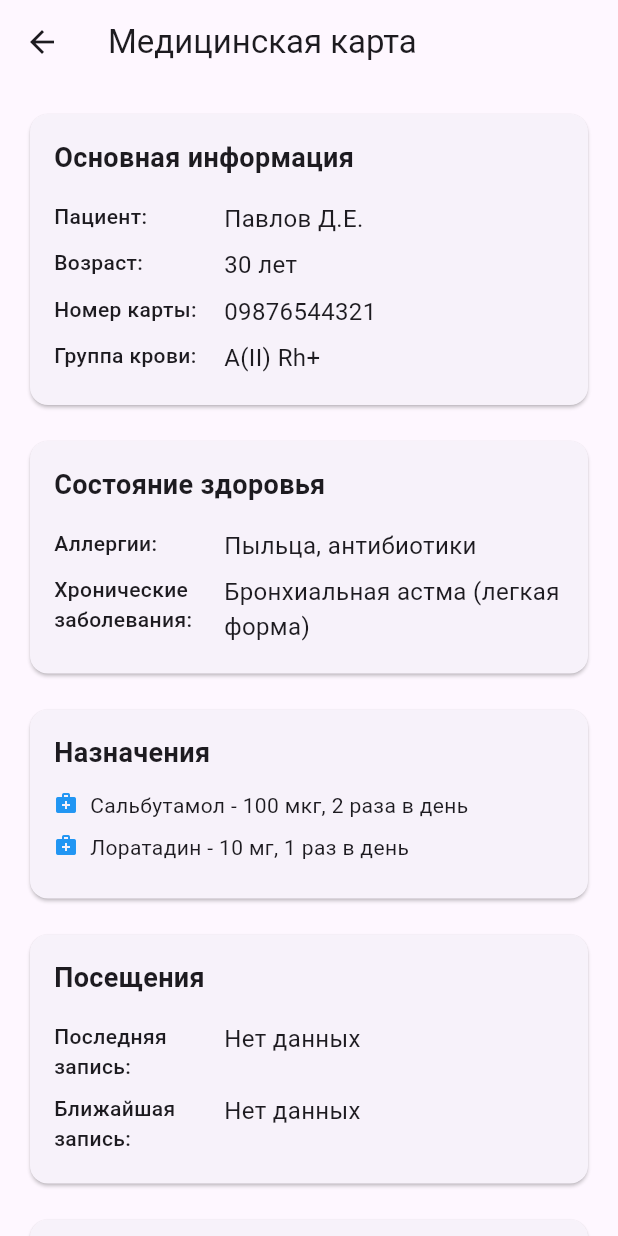
After one commit to DarkDan25/first_flutter_project, a Flutter app: the ProfileScreen screen opened by its route, after a tap on "Медицинская карта", on a phone screen of 412 x 824 dp. The commit adds this screen. Run offline on Flutter 3.47's test engine with Material 3 defaults, Android fonts, the phone set to English and light mode, and no system bars; our stand-ins replace bloc, cached_network_image, equatable, flutter_bloc, get_it, go_router.

Commit message:
Добавлен бизнес-экран "Медицинская карта"

```diff
--- a/lib/app_router.dart
+++ b/lib/app_router.dart
@@ -1,4 +1,5 @@
 import 'package:first_flutter_project/screens/clinic_info_screen.dart';
+import 'package:first_flutter_project/screens/medical_card_screen.dart';
 import 'package:go_router/go_router.dart';
 import 'package:first_flutter_project/screens/login_screen.dart';
 import 'package:first_flutter_project/screens/current_appointments_wrapper.dart';
@@ -33,6 +34,10 @@ class AppRouter {
         path: '/clinic_info',
         builder: (context, state) => ClinicInfoScreen(),
       ),
+      GoRoute(
+        path: '/medical_card',
+        builder: (context, state) => MedicalCardScreen(),
+      ),
     ],
   );
 }
--- /dev/null
+++ b/lib/bloc/medical_card/medical_card_bloc.dart
@@ -0,0 +1,49 @@
+import 'package:bloc/bloc.dart';
+import 'package:equatable/equatable.dart';
+import 'package:first_flutter_project/models/appointment.dart';
+
+part 'medical_card_event.dart';
+part 'medical_card_state.dart';
+
+class MedicalCardBloc extends Bloc<MedicalCardEvent, MedicalCardState> {
+  MedicalCardBloc() : super(MedicalCardInitial()) {
+    on<LoadMedicalCard>(_onLoadMedicalCard);
+    on<UpdateAppointmentsInfo>(_onUpdateAppointmentsInfo);
+  }
+
+  void _onLoadMedicalCard(LoadMedicalCard event, Emitter<MedicalCardState> emit) {
+    emit(MedicalCardLoaded(
+      medCardId: '09876544321',
+      patientName: 'Павлов Д.Е.',
+      age: '30 лет',
+      bloodType: 'A(II) Rh+',
+      allergies: 'Пыльца, антибиотики',
+      chronicDiseases: 'Бронхиальная астма (легкая форма)',
+      notes: 'Пациент регулярно проходит профилактические осмотры.',
+      medications: [
+        'Сальбутамол - 100 мкг, 2 раза в день',
+        'Лоратадин - 10 мг, 1 раз в день',
+      ],
+      lastAppointment: null,
+      nextAppointment: null,
+    ));
+  }
+
+  void _onUpdateAppointmentsInfo(UpdateAppointmentsInfo event, Emitter<MedicalCardState> emit) {
+    if (state is MedicalCardLoaded) {
+      final currentState = state as MedicalCardLoaded;
+      emit(MedicalCardLoaded(
+        medCardId: currentState.medCardId,
+        patientName: currentState.patientName,
+        age: currentState.age,
+        bloodType: currentState.bloodType,
+        allergies: currentState.allergies,
+        chronicDiseases: currentState.chronicDiseases,
+        notes: currentState.notes,
+        medications: currentState.medications,
+        lastAppointment: event.lastAppointment,
+        nextAppointment: event.nextAppointment,
+      ));
+    }
+  }
+}
--- /dev/null
+++ b/lib/bloc/medical_card/medical_card_event.dart
@@ -0,0 +1,26 @@
+part of 'medical_card_bloc.dart';
+
+abstract class MedicalCardEvent extends Equatable {
+  const MedicalCardEvent();
+
+  @override
+  List<Object> get props => [];
+}
+
+class LoadMedicalCard extends MedicalCardEvent {}
+
+class UpdateAppointmentsInfo extends MedicalCardEvent {
+  final Appointment? lastAppointment;
+  final Appointment? nextAppointment;
+
+  const UpdateAppointmentsInfo({
+    this.lastAppointment,
+    this.nextAppointment,
+  });
+
+  @override
+  List<Object> get props => [
+    if (lastAppointment != null) lastAppointment!,
+    if (nextAppointment != null) nextAppointment!,
+  ];
+}
--- /dev/null
+++ b/lib/bloc/medical_card/medical_card_state.dart
@@ -0,0 +1,50 @@
+part of 'medical_card_bloc.dart';
+
+abstract class MedicalCardState extends Equatable {
+  const MedicalCardState();
+
+  @override
+  List<Object> get props => [];
+}
+
+class MedicalCardInitial extends MedicalCardState {}
+
+class MedicalCardLoaded extends MedicalCardState {
+  final String medCardId;
+  final String patientName;
+  final String age;
+  final String bloodType;
+  final String allergies;
+  final String chronicDiseases;
+  final String notes;
+  final List<String> medications;
+  final Appointment? lastAppointment;
+  final Appointment? nextAppointment;
+
+  const MedicalCardLoaded({
+    required this.medCardId,
+    required this.patientName,
+    required this.age,
+    required this.bloodType,
+    required this.allergies,
+    required this.chronicDiseases,
+    required this.notes,
+    required this.medications,
+    this.lastAppointment,
+    this.nextAppointment,
+  });
+
+  @override
+  List<Object> get props => [
+    medCardId,
+    patientName,
+    age,
+    bloodType,
+    allergies,
+    chronicDiseases,
+    notes,
+    medications,
+    if (lastAppointment != null) lastAppointment!,
+    if (nextAppointment != null) nextAppointment!,
+  ];
+}
--- a/lib/bloc/profile/profile_bloc.dart
+++ b/lib/bloc/profile/profile_bloc.dart
@@ -6,16 +6,7 @@ part 'profile_state.dart';
 
 class ProfileBloc extends Bloc<ProfileEvent, ProfileState> {
   ProfileBloc() : super(ProfileInitial()) {
-    on<ProfileLoadRequested>(_onProfileLoadRequested);
     on<ProfileLogoutRequested>(_onProfileLogoutRequested);
-  }
-
-  void _onProfileLoadRequested(ProfileLoadRequested event, Emitter<ProfileState> emit) {
-    emit(ProfileLoadSuccess(
-      name: 'Иванов Ф.П.',
-      age: '25 лет',
-      medCardId: '1234567890',
-    ));
   }
 
   void _onProfileLogoutRequested(ProfileLogoutRequested event, Emitter<ProfileState> emit) {
--- a/lib/bloc/profile/profile_state.dart
+++ b/lib/bloc/profile/profile_state.dart
@@ -9,19 +9,4 @@ abstract class ProfileState extends Equatable {
 
 class ProfileInitial extends ProfileState {}
 
-class ProfileLoadSuccess extends ProfileState {
-  final String name;
-  final String age;
-  final String medCardId;
-
-  const ProfileLoadSuccess({
-    required this.name,
-    required this.age,
-    required this.medCardId,
-  });
-
-  @override
-  List<Object> get props => [name, age, medCardId];
-}
-
 class ProfileLogoutSuccess extends ProfileState {}
--- a/lib/main.dart
+++ b/lib/main.dart
@@ -1,4 +1,5 @@
 import 'package:first_flutter_project/app_router.dart';
+import 'package:first_flutter_project/screens/medical_card_updater.dart';
 import 'package:flutter/material.dart';
 import 'package:flutter_bloc/flutter_bloc.dart';
 import 'package:first_flutter_project/bloc/current_appointments/current_appointments_bloc.dart';
@@ -6,8 +7,8 @@ import 'package:first_flutter_project/bloc/history/history_bloc.dart';
 import 'package:first_flutter_project/bloc/make_appointment/make_appointment_bloc.dart';
 import 'package:first_flutter_project/bloc/login/login_bloc.dart';
 import 'package:first_flutter_project/bloc/profile/profile_bloc.dart';
-
-import 'bloc/clinic_info/clinic_info_bloc.dart';
+import 'package:first_flutter_project/bloc/clinic_info/clinic_info_bloc.dart';
+import 'package:first_flutter_project/bloc/medical_card/medical_card_bloc.dart';
 
 void main() {
   runApp(MyApp());
@@ -33,20 +34,25 @@ class MyApp extends StatelessWidget {
             create: (context) => LoginBloc(),
           ),
           BlocProvider<ProfileBloc>(
-            create: (context) => ProfileBloc()..add(ProfileLoadRequested()),
+            create: (context) => ProfileBloc(),
           ),
           BlocProvider<ClinicInfoBloc>(
             create: (context) => ClinicInfoBloc()..add(LoadClinicInfo()),
           ),
+          BlocProvider<MedicalCardBloc>(
+            create: (context) => MedicalCardBloc()..add(LoadMedicalCard()),
+          ),
         ],
-        child: MaterialApp.router(
+        child: MedicalCardUpdater(
+          child: MaterialApp.router(
             routerConfig: AppRouter.router,
             title: 'Запись к врачу',
             theme: ThemeData(
               primarySwatch: Colors.blue,
             ),
-            debugShowCheckedModeBanner: false
-        )
+            debugShowCheckedModeBanner: false,
+          ),
+        ),
     );
   }
 }
--- /dev/null
+++ b/lib/screens/medical_card_screen.dart
@@ -0,0 +1,174 @@
+import 'package:flutter/material.dart';
+import 'package:flutter_bloc/flutter_bloc.dart';
+import 'package:first_flutter_project/bloc/medical_card/medical_card_bloc.dart';
+
+class MedicalCardScreen extends StatelessWidget {
+  const MedicalCardScreen({super.key});
+
+  @override
+  Widget build(BuildContext context) {
+    return Scaffold(
+      appBar: AppBar(
+        title: Text('Медицинская карта'),
+        leading: IconButton(
+          icon: Icon(Icons.arrow_back),
+          onPressed: () => Navigator.of(context).pop(),
+        ),
+      ),
+      body: BlocBuilder<MedicalCardBloc, MedicalCardState>(
+        builder: (context, state) {
+          if (state is MedicalCardLoaded) {
+            return _buildMedicalCardContent(context, state);
+          }
+          return Center(child: CircularProgressIndicator());
+        },
+      ),
+    );
+  }
+
+  Widget _buildMedicalCardContent(BuildContext context, MedicalCardLoaded state) {
+    return SingleChildScrollView(
+      padding: EdgeInsets.all(16),
+      child: Column(
+        crossAxisAlignment: CrossAxisAlignment.start,
+        children: [
+          Card(
+            child: Padding(
+              padding: EdgeInsets.all(16),
+              child: Column(
+                crossAxisAlignment: CrossAxisAlignment.start,
+                children: [
+                  Text(
+                    'Основная информация',
+                    style: TextStyle(fontSize: 18, fontWeight: FontWeight.bold),
+                  ),
+                  SizedBox(height: 12),
+                  _buildInfoRow('Пациент:', state.patientName),
+                  _buildInfoRow('Возраст:', state.age),
+                  _buildInfoRow('Номер карты:', state.medCardId),
+                  _buildInfoRow('Группа крови:', state.bloodType),
+                ],
+              ),
+            ),
+          ),
+          SizedBox(height: 16),
+          Card(
+            child: Padding(
+              padding: EdgeInsets.all(16),
+              child: Column(
+                crossAxisAlignment: CrossAxisAlignment.start,
+                children: [
+                  Text(
+                    'Состояние здоровья',
+                    style: TextStyle(fontSize: 18, fontWeight: FontWeight.bold),
+                  ),
+                  SizedBox(height: 12),
+                  _buildInfoRow('Аллергии:', state.allergies),
+                  _buildInfoRow('Хронические заболевания:', state.chronicDiseases),
+                ],
+              ),
+            ),
+          ),
+          SizedBox(height: 16),
+          Card(
+            child: Padding(
+              padding: EdgeInsets.all(16),
+              child: Column(
+                crossAxisAlignment: CrossAxisAlignment.start,
+                children: [
+                  Text(
+                    'Назначения',
+                    style: TextStyle(fontSize: 18, fontWeight: FontWeight.bold),
+                  ),
+                  SizedBox(height: 12),
+                  ...state.medications.map((medication) =>
+                      Padding(
+                        padding: EdgeInsets.only(bottom: 8),
+                        child: Row(
+                          crossAxisAlignment: CrossAxisAlignment.start,
+                          children: [
+                            Icon(Icons.medical_services, size: 16, color: Colors.blue),
+                            SizedBox(width: 8),
+                            Expanded(child: Text(medication)),
+                          ],
+                        ),
+                      )
+                  ).toList(),
+                ],
+              ),
+            ),
+          ),
+          SizedBox(height: 16),
+          Card(
+            child: Padding(
+              padding: EdgeInsets.all(16),
+              child: Column(
+                crossAxisAlignment: CrossAxisAlignment.start,
+                children: [
+                  Text(
+                    'Посещения',
+                    style: TextStyle(fontSize: 18, fontWeight: FontWeight.bold),
+                  ),
+                  SizedBox(height: 12),
+                  _buildInfoRow('Последняя запись:',
+                      state.lastAppointment != null
+                          ? '${state.lastAppointment!.date} ${state.lastAppointment!.time} - ${state.lastAppointment!.doctorName}'
+                          : 'Нет данных'),
+                  _buildInfoRow('Ближайшая запись:',
+                      state.nextAppointment != null
+                          ? '${state.nextAppointment!.date} ${state.nextAppointment!.time} - ${state.nextAppointment!.doctorName}'
+                          : 'Нет данных'),
+                ],
+              ),
+            ),
+          ),
+          SizedBox(height: 16),
+          Card(
+            child: Padding(
+              padding: EdgeInsets.all(16),
+              child: Column(
+                crossAxisAlignment: CrossAxisAlignment.start,
+                children: [
+                  Text(
+                    'Примечания',
+                    style: TextStyle(fontSize: 18, fontWeight: FontWeight.bold),
+                  ),
+                  SizedBox(height: 8),
+                  Text(
+                    state.notes,
+                    style: TextStyle(fontSize: 16, height: 1.5),
+                  ),
+                ],
+              ),
+            ),
+          ),
+        ],
+      ),
+    );
+  }
+
+  Widget _buildInfoRow(String label, String value) {
+    return Padding(
+      padding: EdgeInsets.symmetric(vertical: 4),
+      child: Row(
+        crossAxisAlignment: CrossAxisAlignment.start,
+        children: [
+          Expanded(
+            flex: 1,
+            child: Text(
+              label,
+              style: TextStyle(fontWeight: FontWeight.w500),
+            ),
+          ),
+          Expanded(
+            flex: 2,
+            child: Text(
+              value,
+              style: TextStyle(fontSize: 16),
+            ),
+          ),
+        ],
+      ),
+    );
+  }
+}
--- /dev/null
+++ b/lib/screens/medical_card_updater.dart
@@ -0,0 +1,51 @@
+import 'package:flutter/material.dart';
+import 'package:flutter_bloc/flutter_bloc.dart';
+import 'package:first_flutter_project/bloc/current_appointments/current_appointments_bloc.dart';
+import 'package:first_flutter_project/bloc/history/history_bloc.dart';
+import 'package:first_flutter_project/bloc/medical_card/medical_card_bloc.dart';
+import 'package:first_flutter_project/models/appointment.dart';
+
+class MedicalCardUpdater extends StatelessWidget {
+  final Widget child;
+
+  const MedicalCardUpdater({super.key, required this.child});
+
+  @override
+  Widget build(BuildContext context) {
+    return MultiBlocListener(
+      listeners: [
+        BlocListener<CurrentAppointmentsBloc, CurrentAppointmentsState>(
+          listener: (context, state) {
+            if (state is CurrentAppointmentsLoaded) {
+              final nextAppointment = _findNextAppointment(state.appointments);
+              context.read<MedicalCardBloc>().add(UpdateAppointmentsInfo(
+                nextAppointment: nextAppointment,
+              ));
+            }
+          },
+        ),
+        BlocListener<HistoryBloc, HistoryState>(
+          listener: (context, state) {
+            if (state is HistoryLoaded) {
+              final lastAppointment = _findLastAppointment(state.appointments);
+              context.read<MedicalCardBloc>().add(UpdateAppointmentsInfo(
+                lastAppointment: lastAppointment,
+              ));
+            }
+          },
+        ),
+      ],
+      child: child,
+    );
+  }
+
+  Appointment? _findNextAppointment(List<Appointment> appointments) {
+    if (appointments.isEmpty) return null;
+    return appointments.first;
+  }
+
+  Appointment? _findLastAppointment(List<Appointment> appointments) {
+    if (appointments.isEmpty) return null;
+    return appointments.last;
+  }
+}
--- a/lib/screens/profile_screen.dart
+++ b/lib/screens/profile_screen.dart
@@ -1,8 +1,9 @@
 import 'package:flutter/material.dart';
 import 'package:flutter_bloc/flutter_bloc.dart';
 import 'package:go_router/go_router.dart';
-import '../bloc/history/history_bloc.dart';
-import '../bloc/profile/profile_bloc.dart';
+import 'package:first_flutter_project/bloc/history/history_bloc.dart';
+import 'package:first_flutter_project/bloc/profile/profile_bloc.dart';
+import 'package:first_flutter_project/bloc/medical_card/medical_card_bloc.dart';
 
 class ProfileScreen extends StatelessWidget {
   @override
@@ -21,18 +22,18 @@ class ProfileScreen extends StatelessWidget {
             onPressed: () => context.pop(),
           ),
         ),
-        body: BlocBuilder<ProfileBloc, ProfileState>(
-          builder: (context, profileState) {
+        body: BlocBuilder<MedicalCardBloc, MedicalCardState>(
+          builder: (context, medicalCardState) {
             return BlocBuilder<HistoryBloc, HistoryState>(
               builder: (context, historyState) {
                 String name = 'Павлов Д.Е.';
                 String age = '30 лет';
                 String medCardId = '09876544321';
 
-                if (profileState is ProfileLoadSuccess) {
-                  name = profileState.name;
-                  age = profileState.age;
-                  medCardId = profileState.medCardId;
+                if (medicalCardState is MedicalCardLoaded) {
+                  name = medicalCardState.patientName;
+                  age = medicalCardState.age;
+                  medCardId = medicalCardState.medCardId;
                 }
                 int historyCount = 0;
                 if (historyState is HistoryLoaded) {
@@ -80,6 +81,16 @@ class ProfileScreen extends StatelessWidget {
                             ],
                           ),
                         ),
+                      ),
+                      SizedBox(height: 16),
+                      ElevatedButton(
+                        onPressed: () {
+                          context.push('/medical_card');
+                        },
+                        style: ElevatedButton.styleFrom(
+                          minimumSize: Size(double.infinity, 50),
+                        ),
+                        child: Text('Медицинская карта'),
                       ),
                       SizedBox(height: 24),
                       ElevatedButton(
```
